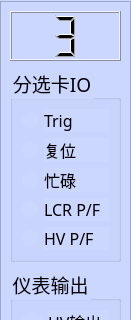
The window that UiFiles/clsSignalDisplayWidget.ui (caicaiking/WKELightWave) describes before a commit, drawn with Qt 5; both pictures show x 0 to 131 and y 0 to 320 of the 131 by 789 pixel window.
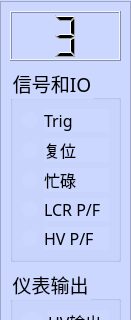
The same window after the commit. Icons and pictures are not drawn.

```diff
--- a/UiFiles/clsSignalDisplayWidget.ui
+++ b/UiFiles/clsSignalDisplayWidget.ui
@@ -90,7 +90,7 @@
          </font>
         </property>
         <property name="title">
-         <string>分选卡IO</string>
+         <string>信号和IO</string>
         </property>
         <layout class="QGridLayout" name="gridLayout">
          <item row="0" column="0">
```
